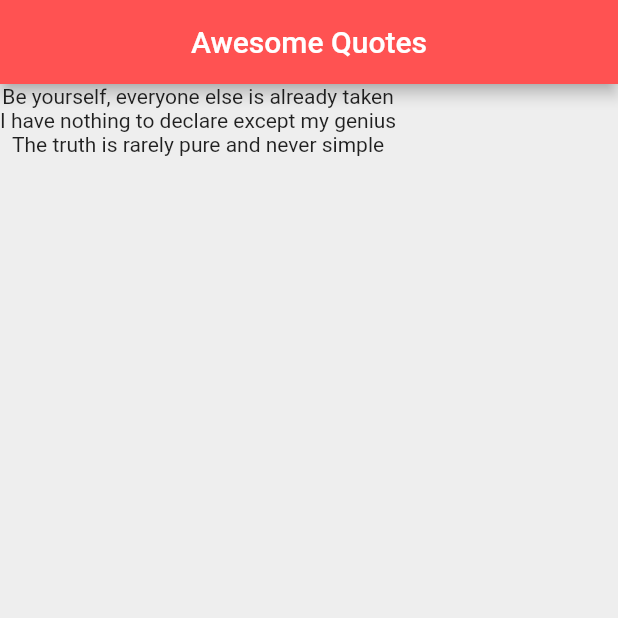
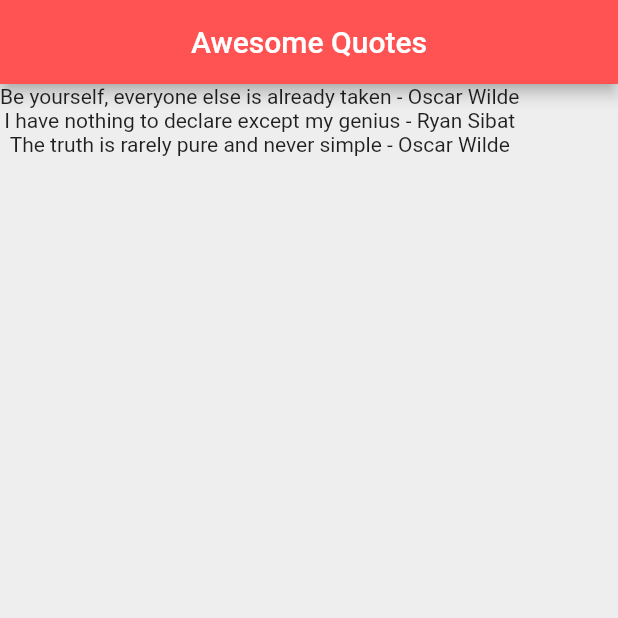
Before and after one commit to ryaaanandrew/flutter-3, a Flutter app: the screen it shows after launch, on a phone screen of 412 x 824 dp, the top half of it. Run offline on Flutter 3.47's test engine with Material 2 defaults, Android fonts, the phone set to English and light mode, and no system bars.

Commit message:
added quote class

```diff
--- a/lib/main.dart
+++ b/lib/main.dart
@@ -1,4 +1,5 @@
 import 'package:flutter/material.dart';
+import 'quote.dart';
 
 void main() => runApp(MaterialApp(
   home: QuoteList(),
@@ -11,11 +12,12 @@ class QuoteList extends StatefulWidget {
 
 class _QuoteListState extends State<QuoteList> {
 
-  List<String> quotes = [
-    'Be yourself, everyone else is already taken',
-    'I have nothing to declare except my genius',
-    'The truth is rarely pure and never simple'
+  List<Quote> quotes = [
+    Quote(author: 'Oscar Wilde', text: 'Be yourself, everyone else is already taken'),
+    Quote(author: 'Ryan Sibat', text: 'I have nothing to declare except my genius'),
+    Quote(author: 'Oscar Wilde', text: 'The truth is rarely pure and never simple'),
   ];
+
 
   @override
   Widget build(BuildContext context) {
@@ -27,7 +29,7 @@ class _QuoteListState extends State<QuoteList> {
         backgroundColor: Colors.redAccent,
       ),
       body: Column(
-        children: quotes.map((quote) => Text(quote)).toList(),
+        children: quotes.map((quote) => Text('${quote.text} - ${quote.author}')).toList(),
       ),
     );
   }
```
